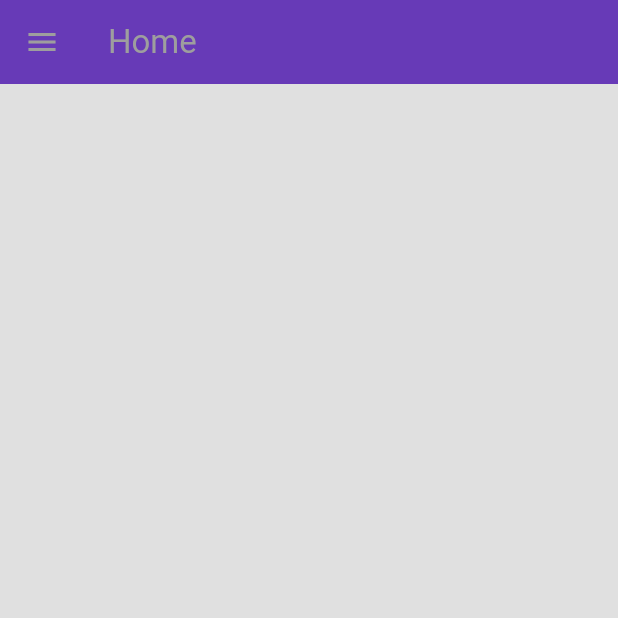
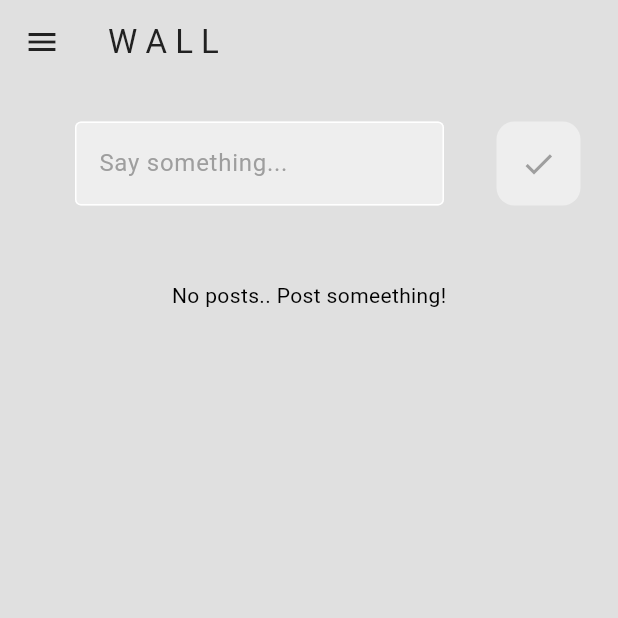
Before and after one commit to adohong4/MinimalChatApp, a Flutter app: the screen it shows once a user with an empty profile is signed in, on a phone screen of 412 x 824 dp, the top half of it. Run offline on Flutter 3.47's test engine with Material 3 defaults, Android fonts, the phone set to English and light mode, and no system bars; our stand-ins replace cloud_firestore, firebase_auth, firebase_core; accounts and stored records are empty.

Commit message:
new post

```diff
--- /dev/null
+++ b/lib/components/my_post_btn.dart
@@ -0,0 +1,24 @@
+import 'package:flutter/material.dart';
+
+class MyPostBtn extends StatelessWidget {
+  final void Function()? onTap;
+  const MyPostBtn({super.key, required this.onTap});
+
+  @override
+  Widget build(BuildContext context) {
+    return GestureDetector(
+      onTap: onTap,
+      child: Container(
+        decoration: BoxDecoration(
+          color: Theme.of(context).colorScheme.secondary,
+          borderRadius: BorderRadius.circular(12),
+        ),
+        padding: const EdgeInsets.all(16),
+        margin: const EdgeInsets.only(left: 10),
+        child: Center(
+          child: Icon(Icons.done, color: Theme.of(context).colorScheme.primary),
+        ),
+      ),
+    );
+  }
+}
--- /dev/null
+++ b/lib/models/firestore.dart
@@ -0,0 +1,31 @@
+import 'package:cloud_firestore/cloud_firestore.dart';
+import 'package:firebase_auth/firebase_auth.dart';
+
+class FirestoreDatabase {
+  //current logged in user
+  User? user = FirebaseAuth.instance.currentUser;
+
+  //get collection of posts from firebase
+  final CollectionReference posts = FirebaseFirestore.instance.collection(
+    'Posts',
+  );
+
+  // post a messages
+  Future<void> addPost(String message) {
+    return posts.add({
+      'UserEmail': user!.email,
+      'PostMessage': message,
+      'TimeStamp': Timestamp.now(),
+    });
+  }
+
+  // read posts from database
+  Stream<QuerySnapshot> getPostsStream() {
+    final postsStream =
+        FirebaseFirestore.instance
+            .collection('Posts')
+            .orderBy('TimeStamp', descending: true)
+            .snapshots();
+    return postsStream;
+  }
+}
--- a/lib/pages/home_page.dart
+++ b/lib/pages/home_page.dart
@@ -1,86 +1,109 @@
 // ignore_for_file: deprecated_member_use
 
+import 'package:cloud_firestore/cloud_firestore.dart';
 import 'package:flutter/material.dart';
 import 'package:minimal_chat_app/components/my_drawer.dart';
-import 'package:minimal_chat_app/components/user_tile.dart';
-import 'package:minimal_chat_app/pages/chat_page.dart';
-import 'package:minimal_chat_app/services/auth/auth_service.dart';
-import 'package:minimal_chat_app/services/chat/chat_service.dart';
+import 'package:minimal_chat_app/components/my_list_tile.dart';
+import 'package:minimal_chat_app/components/my_post_btn.dart';
+import 'package:minimal_chat_app/components/my_textfield.dart';
+import 'package:minimal_chat_app/models/firestore.dart';
 
 class HomePage extends StatelessWidget {
   HomePage({super.key});
 
-  // chat && auth Service
-  final ChatService _chatService = ChatService();
-  final AuthService _authService = AuthService();
+  // firestore access
+  final FirestoreDatabase database = FirestoreDatabase();
+
+  //text controller
+  final TextEditingController newPostController = TextEditingController();
+
+  //post message
+  void PostMessage() {
+    if (newPostController.text.isNotEmpty) {
+      String message = newPostController.text;
+      database.addPost(message);
+    }
+
+    //clear the controller
+    newPostController.clear();
+  }
 
   @override
   Widget build(BuildContext context) {
     return Scaffold(
       backgroundColor: Theme.of(context).colorScheme.background,
       appBar: AppBar(
-        title: const Text('Home'),
-        backgroundColor: Colors.deepPurple,
-        foregroundColor: Colors.grey,
+        title: const Text('W A L L'),
+        backgroundColor: Colors.transparent,
+        foregroundColor: Theme.of(context).colorScheme.inversePrimary,
         elevation: 0,
       ),
       drawer: const MyDrawer(),
-      body: _buildUserList(),
+      body: Column(
+        children: [
+          //Textfield box for user to type
+          Padding(
+            padding: const EdgeInsets.all(25),
+            child: Row(
+              children: [
+                Expanded(
+                  child: MyTextfield(
+                    hintText: 'Say something...',
+                    obscureText: false,
+                    controller: newPostController,
+                  ),
+                ),
+
+                //post btn
+                MyPostBtn(onTap: PostMessage),
+              ],
+            ),
+          ),
+
+          //POSTS
+          StreamBuilder(
+            stream: database.getPostsStream(),
+            builder: (context, snapshot) {
+              // show loading circle
+              if (snapshot.connectionState == ConnectionState.waiting) {
+                return Center(child: CircularProgressIndicator());
+              }
+
+              // get all posts
+              final posts = snapshot.data!.docs;
+
+              // no data?
+              if (snapshot.data == null || posts.isEmpty) {
+                return const Center(
+                  child: Padding(
+                    padding: EdgeInsets.all(25),
+                    child: Text("No posts.. Post someething!"),
+                  ),
                 );
               }
 
-  // build a list of users except for the current logged in user
-  Widget _buildUserList() {
-    return StreamBuilder(
-      stream: _chatService.getUsersStream(),
-      builder: (context, snapshot) {
-        //error
-        if (snapshot.hasError) {
-          return const Text("Error");
-        }
+              //return as a list
+              return Expanded(
+                child: ListView.builder(
+                  itemCount: posts.length,
+                  itemBuilder: (context, index) {
+                    //get each individual post
+                    final post = posts[index];
 
-        //loading...
-        if (snapshot.connectionState == ConnectionState.waiting) {
-          return const Text("Loading...");
-        }
+                    // get data from each post
+                    String message = post['PostMessage'];
+                    String userEmail = post['UserEmail'];
+                    Timestamp timestamp = post['TimeStamp'];
 
-        //return list view
-        return ListView(
-          children:
-              snapshot.data!
-                  .map<Widget>(
-                    (userData) => _buildUserListItem(userData, context),
-                  )
-                  .toList(),
-        );
+                    // return as a list tile
+                    return MyListTile(title: message, subTitle: userEmail);
                   },
-    );
-  }
-
-  //build individual list
-  Widget _buildUserListItem(
-    Map<String, dynamic> userData,
-    BuildContext context,
-  ) {
-    if (userData['email'] != _authService.getCurrentUser()!.email) {
-      return UserTile(
-        text: userData['email'],
-        onTap: () {
-          // tapped on a user -> go to chat page
-          Navigator.push(
-            context,
-            MaterialPageRoute(
-              builder:
-                  (context) => ChatPage(
-                    receiverEmail: userData["email"],
-                    receiverID: userData["uid"],
-                  ),
                 ),
               );
             },
+          ),
+        ],
+      ),
     );
-    } else {
-      return Container();
   }
 }
-}
```
Also changed, not shown: lib/components/my_list_tile.dart (added, +28 -0 lines), lib/components/user_tile.dart (+25 -4 lines), lib/pages/users_page.dart (+72 -40 lines). Lines whose indentation alone changed are shown as unchanged.
